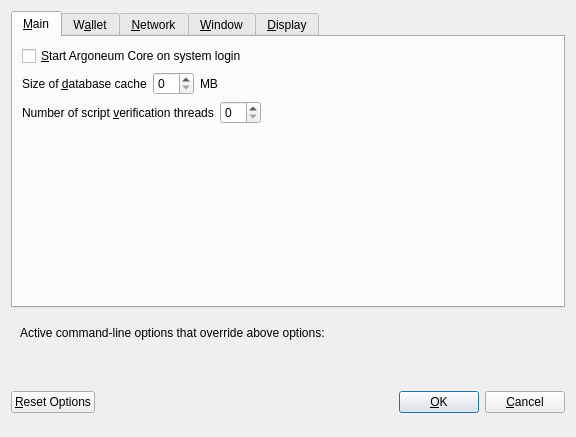
The window that src/qt/forms/optionsdialog.ui (Argoneum/argoneum) describes before a commit, drawn with Qt 5.
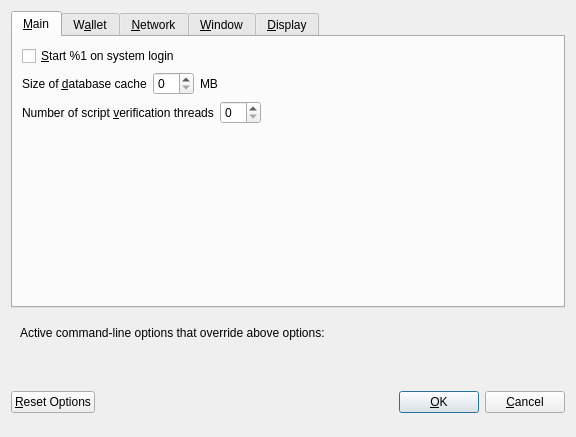
The same window after the commit. Custom widgets are drawn as their Qt base class.

Commit message: Argoneum release v1.2.3.4 (based on Dash v0.12.3.4)

```diff
--- a/src/qt/forms/optionsdialog.ui
+++ b/src/qt/forms/optionsdialog.ui
@@ -33,7 +33,7 @@
           <string>Automatically start Argoneum Core after logging in to the system.</string>
          </property>
          <property name="text">
-          <string>&amp;Start Argoneum Core on system login</string>
+          <string>&amp;Start %1 on system login</string>
          </property>
         </widget>
        </item>
```
Left out of the diff: 4 changed lines with no effect on the pictures. The commit also changes 1309 other files.
